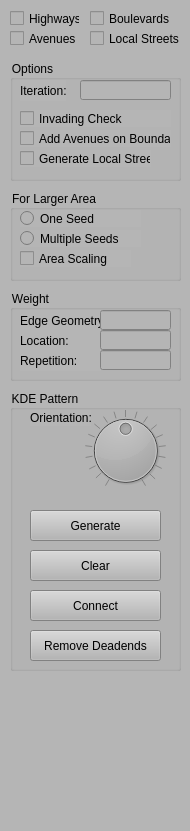
The window that RoadDesigner/ControlWidget.ui (gnishida/RoadDesigner) describes before a commit, drawn with Qt 5.
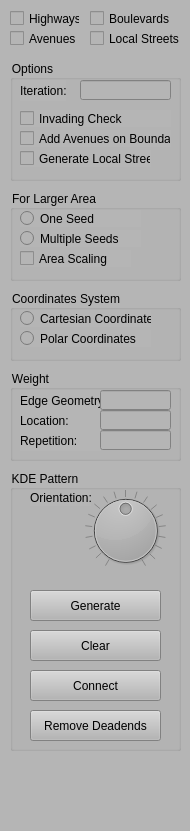
The same window after the commit.

The edit to the form file:
```diff
--- a/RoadDesigner/ControlWidget.ui
+++ b/RoadDesigner/ControlWidget.ui
@@ -50,7 +50,7 @@
     <property name="geometry">
      <rect>
       <x>10</x>
-      <y>390</y>
+      <y>470</y>
       <width>171</width>
       <height>281</height>
      </rect>
@@ -266,7 +266,7 @@
     <property name="geometry">
      <rect>
       <x>10</x>
-      <y>290</y>
+      <y>370</y>
       <width>171</width>
       <height>91</height>
      </rect>
@@ -411,6 +411,51 @@
      </property>
     </widget>
    </widget>
+   <widget class="QGroupBox" name="groupBox_4">
+    <property name="geometry">
+     <rect>
+      <x>10</x>
+      <y>290</y>
+      <width>171</width>
+      <height>71</height>
+     </rect>
+    </property>
+    <property name="title">
+     <string>Coordinates System</string>
+    </property>
+    <widget class="QRadioButton" name="radioButtonCartesianCoordinate">
+     <property name="geometry">
+      <rect>
+       <x>10</x>
+       <y>20</y>
+       <width>131</width>
+       <height>17</height>
+      </rect>
+     </property>
+     <property name="text">
+      <string>Cartesian Coordinates</string>
+     </property>
+     <attribute name="buttonGroup">
+      <string notr="true">buttonGroup_2</string>
+     </attribute>
+    </widget>
+    <widget class="QRadioButton" name="radioButtonPolarCoordinate">
+     <property name="geometry">
+      <rect>
+       <x>10</x>
+       <y>40</y>
+       <width>131</width>
+       <height>17</height>
+      </rect>
+     </property>
+     <property name="text">
+      <string>Polar Coordinates</string>
+     </property>
+     <attribute name="buttonGroup">
+      <string notr="true">buttonGroup_2</string>
+     </attribute>
+    </widget>
+   </widget>
   </widget>
  </widget>
  <resources/>
```
Left out of the diff: 1 changed line with no effect on the pictures.
